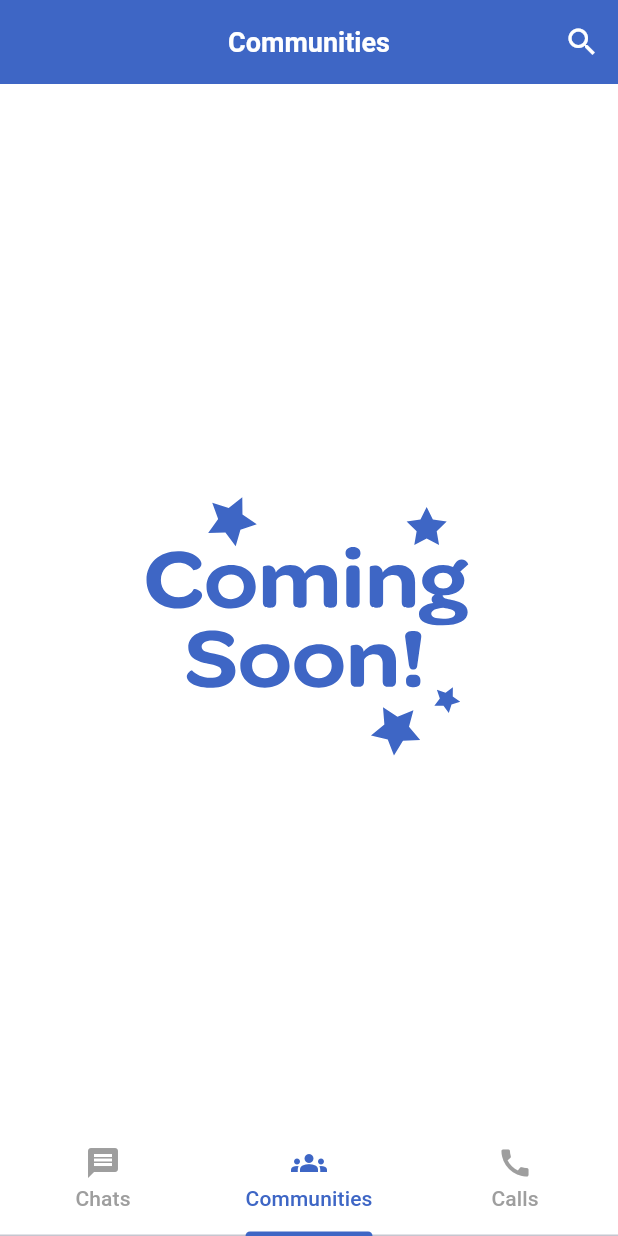
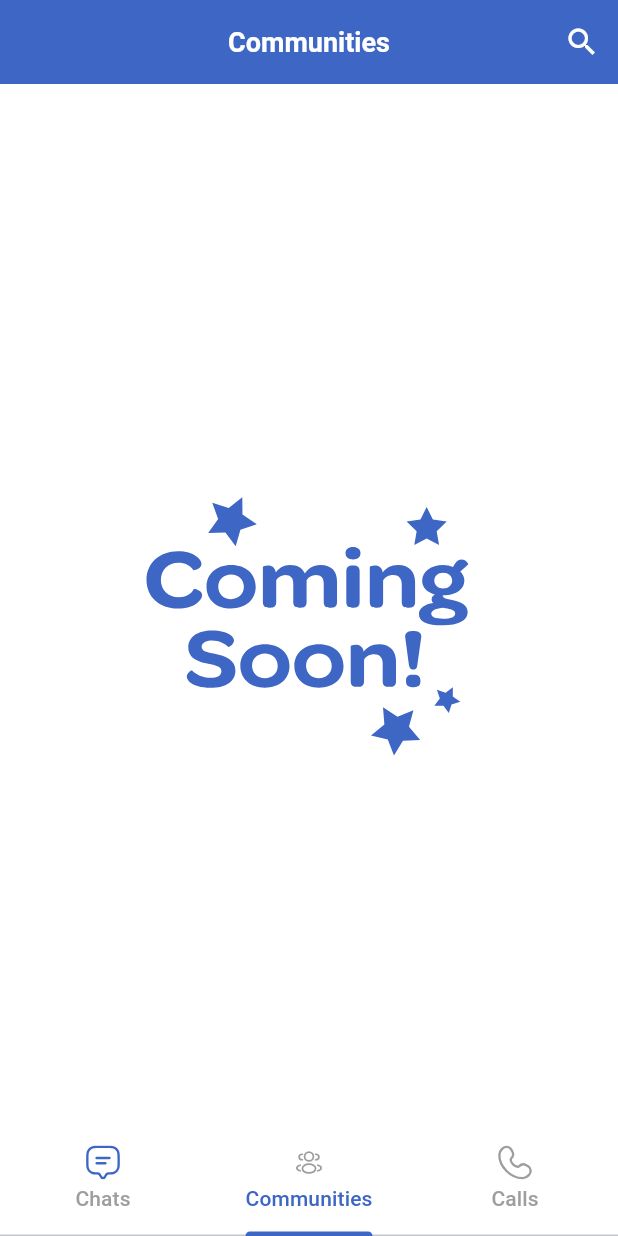
Before and after one commit to lahotimohit/tchat-frontend, a Flutter app: the HomeMainScreen screen opened directly, item 2 of the bottom bar chosen, on a phone screen of 412 x 824 dp. Run offline on Flutter 3.47's test engine with Material 3 defaults, Android fonts, the phone set to English and light mode, and no system bars; our stand-ins replace connectivity_plus, dio, flutter_contacts, flutter_secure_storage, flutter_svg, google_fonts and 3 more; accounts and stored records are empty; network calls fail; project files that could hold a hidden picture were left out.

Commit message:
Adding figma svg icons of menu tab bar

```diff
--- a/lib/home/screen/dashboard.dart
+++ b/lib/home/screen/dashboard.dart
@@ -1,4 +1,5 @@
 import 'package:flutter/material.dart';
+import 'package:flutter_svg/flutter_svg.dart';
 import 'package:tchat_frontend/home/screen/call_tab.dart';
 import 'package:tchat_frontend/home/screen/communities_tab.dart';
 import 'package:tchat_frontend/home/screen/messages_tab.dart';
@@ -38,23 +39,33 @@ class _HomeMainScreen extends State<HomeMainScreen> {
             labelColor: Theme.of(context).colorScheme.primary,
             unselectedLabelColor: Colors.grey,
             indicatorColor: Theme.of(context).colorScheme.primary,
-            tabs: const [
-              Tab(
-                icon: Icon(Icons.message),
-                text: 'Chats',
-              ),
-              Tab(
-                icon: Icon(Icons.groups),
-                text: 'Communities',
-              ),
-              Tab(
-                icon: Icon(Icons.call),
-                text: 'Calls',
-              ),
+            tabs: [
+              _buildTab("assets/svgs/chats.svg", "Chats", 0),
+              _buildTab("assets/svgs/groups.svg", "Communities", 1),
+              _buildTab("assets/svgs/call.svg", "Calls", 2),
             ],
           ),
         ),
       ),
     );
   }
+
+  Widget _buildTab(String assetPath, String text, int index) {
+    return Tab(
+      icon: Builder(
+        builder: (context) {
+          final isSelected = DefaultTabController.of(context)?.index == index;
+          final color =
+              isSelected ? Theme.of(context).colorScheme.primary : Colors.grey;
+          return SvgPicture.asset(
+            assetPath,
+            height: 24,
+            width: 24,
+            colorFilter: ColorFilter.mode(color, BlendMode.srcIn),
+          );
+        },
+      ),
+      text: text,
+    );
+  }
 }
```
Also changed, not shown: assets/svgs/call.svg (added), assets/svgs/chats.svg (added), assets/svgs/groups.svg (added), assets/svgs/status.svg (added).
